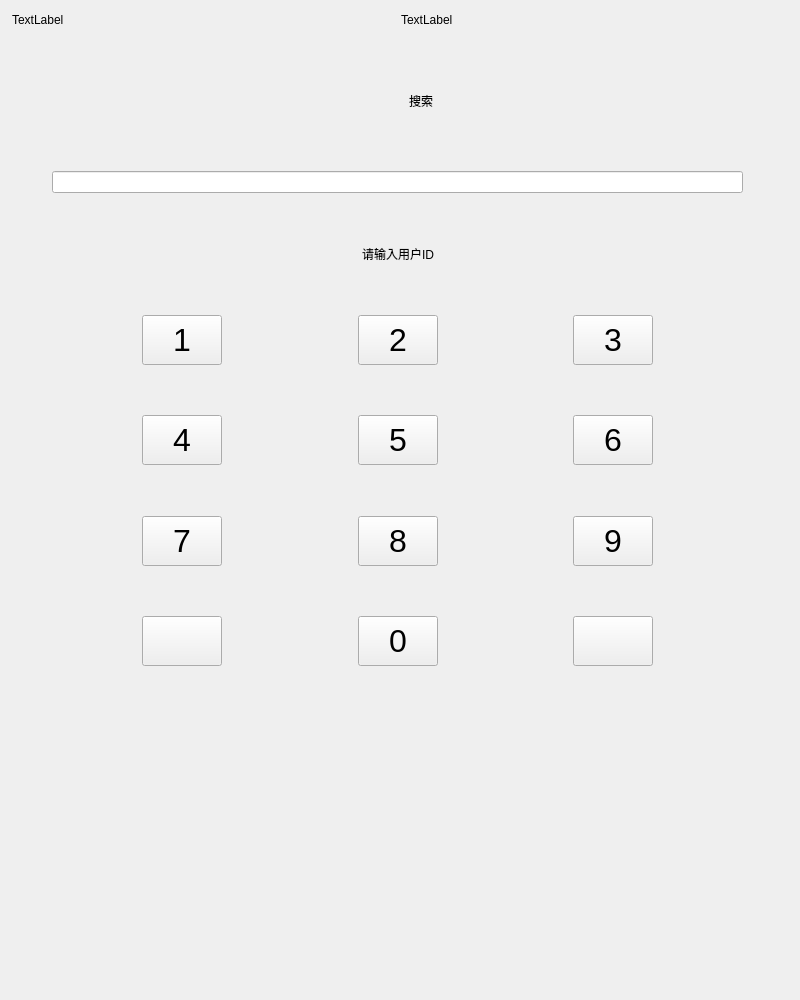
Qt form searchform.ui (TerCui/plamProject) before a commit.
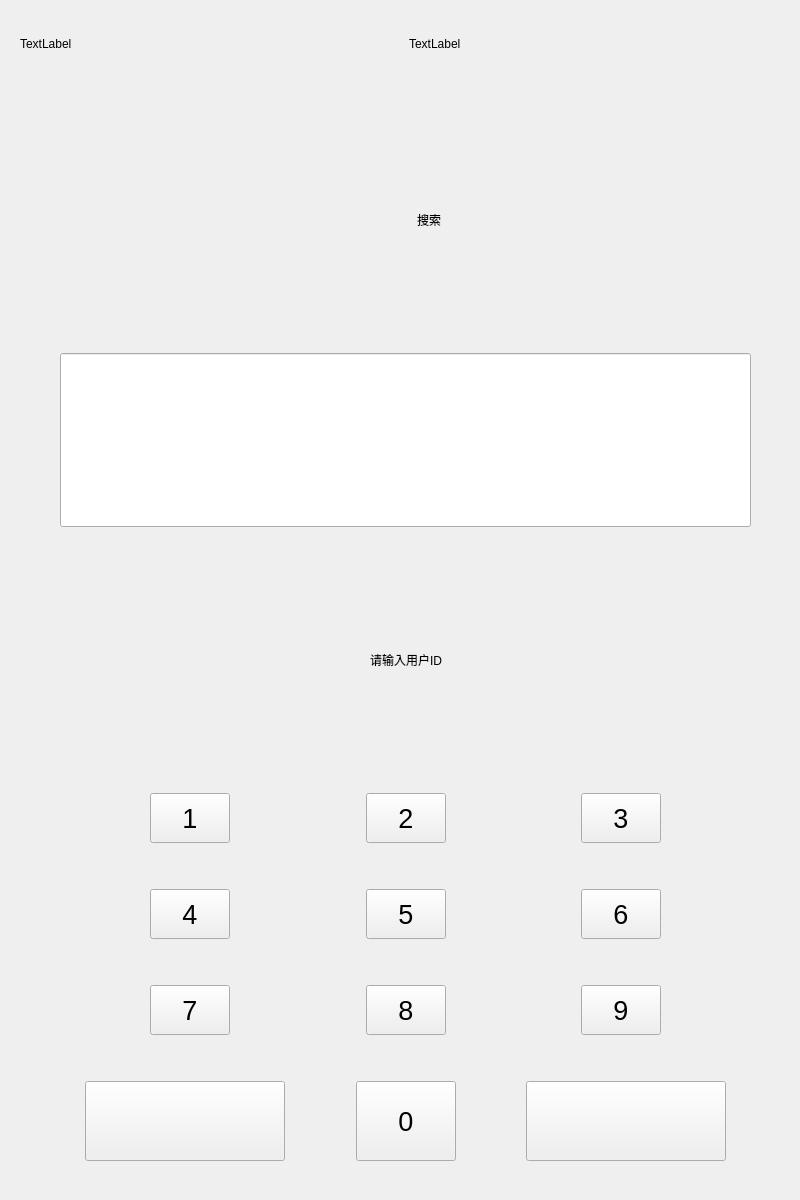
The same form after that commit. Icons and pictures are not drawn.

```diff
--- a/searchform.ui
+++ b/searchform.ui
@@ -7,7 +7,7 @@
     <x>0</x>
     <y>0</y>
     <width>800</width>
-    <height>1000</height>
+    <height>1200</height>
    </rect>
   </property>
   <property name="windowTitle">
@@ -16,13 +16,13 @@
   <widget class="QWidget" name="layoutWidget">
    <property name="geometry">
     <rect>
-     <x>12</x>
-     <y>10</y>
+     <x>20</x>
+     <y>0</y>
      <width>771</width>
-     <height>701</height>
+     <height>1201</height>
     </rect>
    </property>
-   <layout class="QVBoxLayout" name="verticalLayout">
+   <layout class="QVBoxLayout" name="verticalLayout" stretch="1,0,2,0,2,0,2,0,2,0,2,0,2,0,3,0">
     <item>
      <layout class="QHBoxLayout" name="horizontalLayout">
       <item>
@@ -179,6 +179,23 @@
       </item>
       <item>
        <widget class="QLineEdit" name="lineEdit">
+        <property name="sizePolicy">
+         <sizepolicy hsizetype="Expanding" vsizetype="Expanding">
+          <horstretch>0</horstretch>
+          <verstretch>0</verstretch>
+         </sizepolicy>
+        </property>
+        <property name="minimumSize">
+         <size>
+          <width>0</width>
+          <height>0</height>
+         </size>
+        </property>
+        <property name="font">
+         <font>
+          <pointsize>18</pointsize>
+         </font>
+        </property>
         <property name="readOnly">
          <bool>true</bool>
         </property>
@@ -293,7 +310,7 @@
         </property>
         <property name="font">
          <font>
-          <pointsize>24</pointsize>
+          <pointsize>20</pointsize>
          </font>
         </property>
         <property name="text">
@@ -336,7 +353,7 @@
         </property>
         <property name="font">
          <font>
-          <pointsize>24</pointsize>
+          <pointsize>20</pointsize>
          </font>
         </property>
         <property name="text">
@@ -373,7 +390,7 @@
         </property>
         <property name="font">
          <font>
-          <pointsize>24</pointsize>
+          <pointsize>20</pointsize>
          </font>
         </property>
         <property name="text">
@@ -440,7 +457,7 @@
         </property>
         <property name="font">
          <font>
-          <pointsize>24</pointsize>
+          <pointsize>20</pointsize>
          </font>
         </property>
         <property name="text">
@@ -477,7 +494,7 @@
         </property>
         <property name="font">
          <font>
-          <pointsize>24</pointsize>
+          <pointsize>20</pointsize>
          </font>
         </property>
         <property name="text">
@@ -514,7 +531,7 @@
         </property>
         <property name="font">
          <font>
-          <pointsize>24</pointsize>
+          <pointsize>20</pointsize>
          </font>
         </property>
         <property name="text">
@@ -581,7 +598,7 @@
         </property>
         <property name="font">
          <font>
-          <pointsize>24</pointsize>
+          <pointsize>20</pointsize>
          </font>
         </property>
         <property name="text">
@@ -618,7 +635,7 @@
         </property>
         <property name="font">
          <font>
-          <pointsize>24</pointsize>
+          <pointsize>20</pointsize>
          </font>
         </property>
         <property name="text">
@@ -655,7 +672,7 @@
         </property>
         <property name="font">
          <font>
-          <pointsize>24</pointsize>
+          <pointsize>20</pointsize>
          </font>
         </property>
         <property name="text">
@@ -716,8 +733,8 @@
         </property>
         <property name="minimumSize">
          <size>
-          <width>80</width>
-          <height>50</height>
+          <width>200</width>
+          <height>80</height>
          </size>
         </property>
         <property name="text">
@@ -729,8 +746,8 @@
         </property>
         <property name="iconSize">
          <size>
-          <width>40</width>
-          <height>40</height>
+          <width>50</width>
+          <height>50</height>
          </size>
         </property>
        </widget>
@@ -758,13 +775,13 @@
         </property>
         <property name="minimumSize">
          <size>
-          <width>50</width>
-          <height>50</height>
+          <width>100</width>
+          <height>80</height>
          </size>
         </property>
         <property name="font">
          <font>
-          <pointsize>24</pointsize>
+          <pointsize>20</pointsize>
          </font>
         </property>
         <property name="text">
@@ -795,8 +812,8 @@
         </property>
         <property name="minimumSize">
          <size>
-          <width>80</width>
-          <height>50</height>
+          <width>200</width>
+          <height>80</height>
          </size>
         </property>
         <property name="text">
@@ -808,8 +825,8 @@
         </property>
         <property name="iconSize">
          <size>
-          <width>40</width>
-          <height>40</height>
+          <width>50</width>
+          <height>50</height>
          </size>
         </property>
        </widget>
```
Left out of the diff: 8 changed lines with no effect on the pictures.
